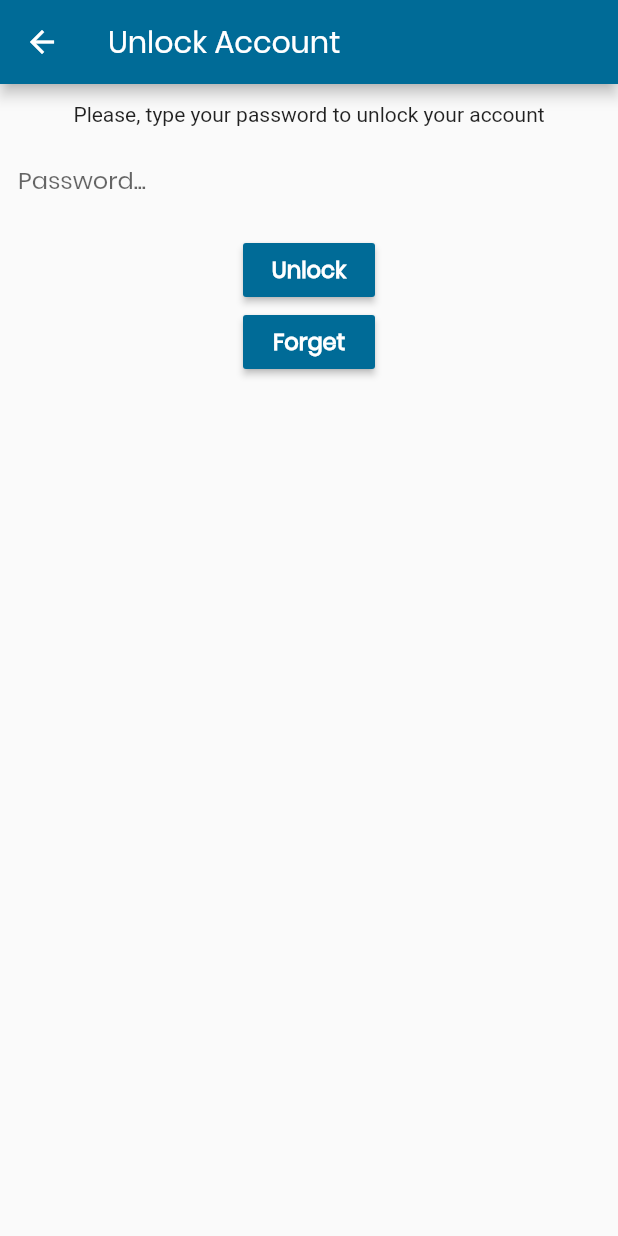
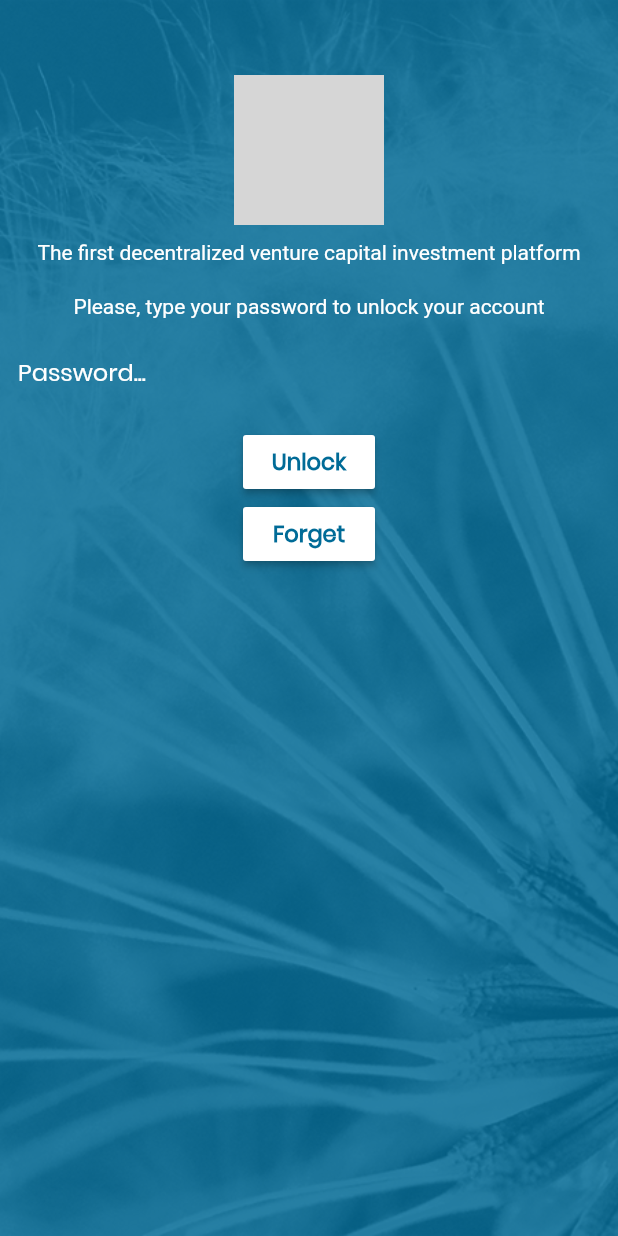
Before and after one commit to seedventure/SEEDVenture-Mobile-App, a Flutter app: the UnlockAccountPage screen opened by its route, on a phone screen of 412 x 824 dp. Run offline on Flutter 3.47's test engine with Material 2 defaults, Android fonts, the phone set to English and light mode, and no system bars; our stand-ins replace decimal, file_picker, flutter_html, flutter_local_notifications, hex, qr_flutter and 3 more; missing offline and left inert: bip32, bip39, pointycastle, web3dart; accounts and stored records are empty; Roboto replaces fonts that are missing (Hind); grey boxes are pictures that could not be loaded.

```diff
--- a/seed_venture/lib/pages/create_config_page.dart
+++ b/seed_venture/lib/pages/create_wallet_page.dart
@@ -7,7 +7,7 @@ class CreateConfigPage extends StatelessWidget {
   Widget build(BuildContext context) {
     return Scaffold(
         appBar: AppBar(
-          title: Text('Create Config'),
+          title: Text('Create Wallet'),
         ),
         body: Container(
           width: double.infinity,
--- a/seed_venture/lib/pages/import_config_page.dart
+++ b/seed_venture/lib/pages/import_wallet_page.dart
@@ -55,7 +55,7 @@ class _ImportConfigPageState extends State<ImportConfigPage> {
     return Scaffold(
         key: _scaffoldKey,
         appBar: AppBar(
-          title: Text('Import Config'),
+          title: Text('Import Wallet'),
         ),
         body: SingleChildScrollView(
             child: Container(
--- a/seed_venture/lib/pages/single_startup_page.dart
+++ b/seed_venture/lib/pages/single_startup_page.dart
@@ -48,7 +48,8 @@ class _SingleStartupPageState extends State<SingleStartupPage> {
                                 ),
                               ),
                             ),
-                            Expanded(
+                            Spacer()
+                            /*Expanded(
                               flex: 1,
                               child: IconButton(
                                 icon: Icon(
@@ -58,7 +59,7 @@ class _SingleStartupPageState extends State<SingleStartupPage> {
                                 ),
                                 onPressed: () => print('pressed'),
                               ),
-                            )
+                            )*/
                           ],
                         )),
                     Container(
--- a/seed_venture/lib/pages/unlock_account_page.dart
+++ b/seed_venture/lib/pages/unlock_account_page.dart
@@ -30,12 +30,17 @@ class _UnlockAccountPageState extends State<UnlockAccountPage> {
   @override
   Widget build(BuildContext context) {
     return new Scaffold(
+        resizeToAvoidBottomPadding:
+            false, // if true, it resize when the keyboard appear/disappear
         key: _scaffoldKey,
-        appBar: new AppBar(
+        /*appBar: new AppBar(
           title: new Text('Unlock Account'),
-        ),
-        body: SingleChildScrollView(
-          child: Container(
+        ),*/
+        body:
+            //SingleChildScrollView(
+            //  child:
+            /*Container(
+
             margin: const EdgeInsets.only(top: 12.0),
             child: Column(
               children: <Widget>[
@@ -88,7 +93,109 @@ class _UnlockAccountPageState extends State<UnlockAccountPage> {
                 ),
               ],
             ),
+          ),*/
+            Stack(children: <Widget>[
+          Positioned.fill(
+            child: Image(
+              image: AssetImage('assets/bg-login.png'),
+              fit: BoxFit.cover,
+            ),
           ),
-        ));
+          Center(
+            child: Column(
+              children: <Widget>[
+                Row(
+                  mainAxisAlignment: MainAxisAlignment.center,
+                  children: <Widget>[
+                    Container(
+                      margin: const EdgeInsets.only(top: 50.0, bottom: 10.0),
+                        child: Image.asset(
+                      'assets/seed-logo.png',
+                      height: 100,
+                      width: 100,
+                    ))
+                  ],
+                ),
+                Container(
+                  margin: const EdgeInsets.only(bottom: 20.0),
+                  child: Row(
+                    mainAxisAlignment: MainAxisAlignment.center,
+                    children: <Widget>[
+                      Expanded(
+                          child: Center(
+                            child: Text(
+                              'The first decentralized venture capital investment platform',
+                              textAlign: TextAlign.center,
+                              style: TextStyle(color: Colors.white),
+                            ),
+                          ))
+                    ],
+                  )
+                ),
+                Row(
+                  mainAxisAlignment: MainAxisAlignment.center,
+                  children: <Widget>[
+                    Expanded(
+                        child: Center(
+                      child: Text(
+                        'Please, type your password to unlock your account',
+                        textAlign: TextAlign.center,
+                        style: TextStyle(color: Colors.white),
+                      ),
+                    ))
+                  ],
+                ),
+                Container(
+                    margin: const EdgeInsets.all(12.0),
+                    child: TextField(
+                        obscureText: true,
+                        controller: passwordController,
+                        style: TextStyle(color: Colors.white),
+                        decoration: new InputDecoration(
+                            border: InputBorder.none,
+                            hintStyle: TextStyle(color: Colors.white),
+                            labelStyle: new TextStyle(color: Colors.white),
+                            /*border: new UnderlineInputBorder(
+                                        borderSide: new BorderSide(
+                                            color: Colors.white)),*/
+                            hintText: 'Password...'))),
+                Row(
+                  mainAxisAlignment: MainAxisAlignment.center,
+                  children: <Widget>[
+                    Container(
+                        child: RaisedButton(
+                      color: Colors.white,
+                      onPressed: () {
+                        FocusScope.of(context).requestFocus(new FocusNode());
+                        unlockAccountBloc
+                            .isPasswordCorrect(passwordController.text);
+                      },
+                      child: Text('Unlock',
+                          style: TextStyle(color: Color(0xFF006B97))),
+                    ))
+                  ],
+                ),
+                Row(
+                  mainAxisAlignment: MainAxisAlignment.center,
+                  children: <Widget>[
+                    Container(
+                        child: RaisedButton(
+                      color: Colors.white,
+                      onPressed: () {
+                        OnBoardingBloc.setOnBoardingToBeDone();
+                        Navigator.of(context).pushNamedAndRemoveUntil(
+                            '/on_boarding', (Route<dynamic> route) => false);
+                      },
+                      child: Text('Forget',
+                          style: TextStyle(color: Color(0xFF006B97))),
+                    ))
+                  ],
+                ),
+              ],
+            ),
+          )
+        ])
+        //    )
+        );
   }
 }
```
Also changed, not shown: seed_venture/lib/blocs/baskets_bloc.dart (+50 -0 lines), seed_venture/lib/blocs/config_manager_bloc.dart (+214 -175 lines), seed_venture/lib/blocs/contribution_bloc.dart (+11 -0 lines), seed_venture/lib/models/funding_panel_item.dart (+10 -2 lines), seed_venture/lib/pages/on_boarding_page.dart (+6 -6 lines), seed_venture/lib/pages/single_basket_page.dart (+42 -16 lines), seed_venture/assets/bg-login.png (added), 25 other files.
